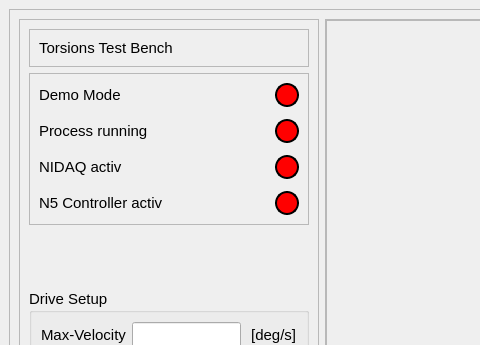
Old version of the form src/gui/torsions_test_stand.ui in the repository RogerGdot/TorsionsTestStand; both pictures show x 0 to 480 and y 0 to 345 of the 1217 by 890 pixel window.
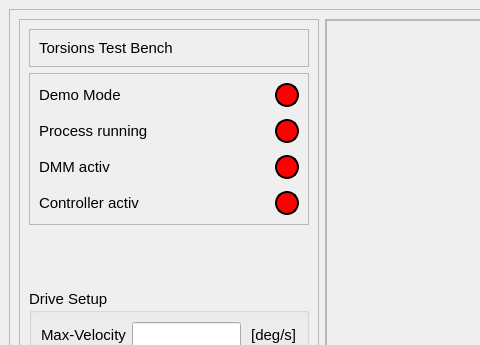
New version of the form.

Patch:
```diff
--- a/src/gui/torsions_test_stand.ui
+++ b/src/gui/torsions_test_stand.ui
@@ -206,7 +206,7 @@
                 </font>
                </property>
                <property name="text">
-                <string>N5 Controller activ</string>
+                <string>Controller activ</string>
                </property>
               </widget>
              </item>
@@ -287,7 +287,7 @@
                 </font>
                </property>
                <property name="text">
-                <string>NIDAQ activ</string>
+                <string>DMM activ</string>
                </property>
               </widget>
              </item>
```
Left out of the diff: 4 changed lines with no effect on the pictures.
